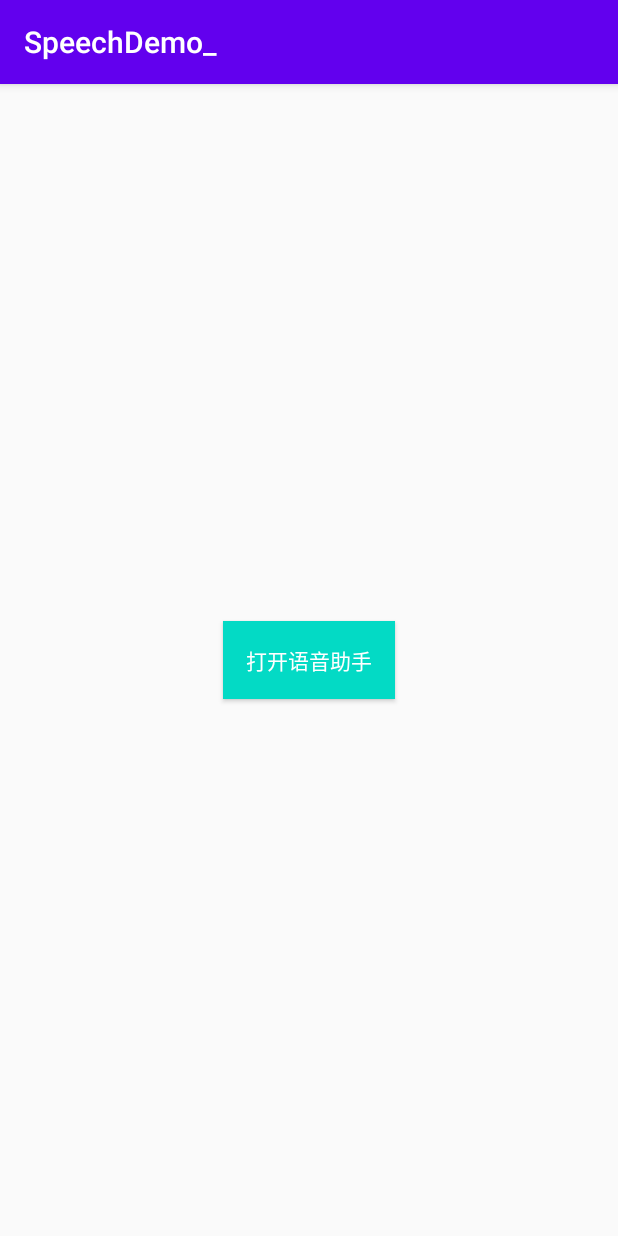
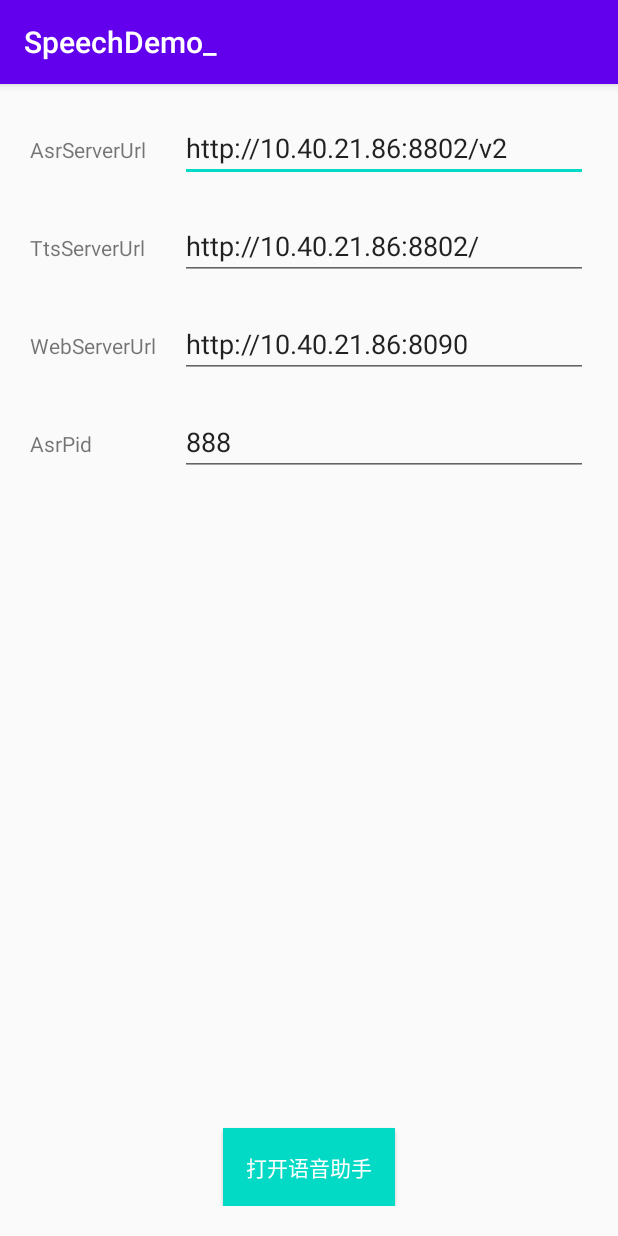
Before and after one commit to hezh-0617/SpeachDemo, an Android app: the screen it shows after launch (MainActivity), on a phone screen of 412 x 824 dp. Run offline under Robolectric (Android 15) with nearby library versions, the phone set to English and light mode, and no system bars; libraries missing offline, so code that uses them is left out: com.mjxx.speechlibsnative.

```diff
--- a/app/build.gradle
+++ b/app/build.gradle
@@ -30,7 +30,7 @@ dependencies {
     androidTestImplementation 'androidx.test.ext:junit:1.1.2'
     androidTestImplementation 'androidx.test.espresso:espresso-core:3.3.0'
 
-    implementation 'com.github.hezh-0617:MjxxSDK:native_1.0.4'
+    implementation 'com.github.hezh-0617:MjxxSDK:native_1.0.5'
 
 
 }
--- a/app/src/main/java/com/mjxx/speechdemo_/MainActivity.java
+++ b/app/src/main/java/com/mjxx/speechdemo_/MainActivity.java
@@ -4,9 +4,10 @@ import androidx.appcompat.app.AppCompatActivity;
 
 import android.os.Bundle;
 import android.view.View;
+import android.widget.EditText;
 
-import com.mjxx.speechlibsnative.mjxx.sdk.Config;
-import com.mjxx.speechlibsnative.mjxx.sdk.SpeechSDK;
+import com.mjxx.speechlibsnative.sdk.Config;
+import com.mjxx.speechlibsnative.sdk.SpeechSDK;
 
 public class MainActivity extends AppCompatActivity {
 
@@ -14,15 +15,22 @@ public class MainActivity extends AppCompatActivity {
     protected void onCreate(Bundle savedInstanceState) {
         super.onCreate(savedInstanceState);
         setContentView(R.layout.activity_main);
+
+        final EditText etAsrServerUrl= findViewById(R.id.etAsrServerUrl);
+        final EditText etTtsServerUrl= findViewById(R.id.etTtsServerUrl);
+        final EditText etWebServerUrl= findViewById(R.id.etWebServerUrl);
+        final EditText etAsrPid= findViewById(R.id.etAsrPid);
+
         findViewById(R.id.btnOpen).setOnClickListener(new View.OnClickListener() {
             @Override
             public void onClick(View v) {
                 Config config = new Config();
                 config.setShowLog(true);  //是否打印日志
                 //以下参数由服务方提供：
-                config.setAsrServerUrl("http://182.61.15.84:8090/v2"); // 语音识别服务器地址
-                config.setTtsServerUrl("http://182.61.15.84:8802/");  // 语音合成服务器地址
-                config.setWebServerUrl("http://47.106.235.8:8889/#/"); //web host
+                config.setAsrServerUrl(etAsrServerUrl.getText().toString()); // 语音识别服务器地址
+                config.setAsrPid(Integer.parseInt(etAsrPid.getText().toString()));  //选填，默认888
+                config.setTtsServerUrl(etTtsServerUrl.getText().toString());  // 语音合成服务器地址
+                config.setWebServerUrl(etWebServerUrl.getText().toString()); //web host
                 SpeechSDK.startSpeech(v.getContext(),config);
             }
         });
--- a/app/src/main/res/layout/activity_main.xml
+++ b/app/src/main/res/layout/activity_main.xml
@@ -4,19 +4,115 @@
     xmlns:tools="http://schemas.android.com/tools"
     android:layout_width="match_parent"
     android:layout_height="match_parent"
+    android:padding="20dp"
     tools:context=".MainActivity">
+
+    <LinearLayout
+        android:id="@+id/layout_asr_sever"
+        android:layout_width="match_parent"
+        android:layout_height="wrap_content"
+        android:orientation="horizontal"
+        app:layout_constraintTop_toTopOf="parent">
+
+        <TextView
+            android:layout_width="0dp"
+            android:layout_weight="1"
+            android:layout_height="wrap_content"
+            android:layout_marginEnd="10dp"
+            android:text="AsrServerUrl" />
+
+        <EditText
+            android:id="@+id/etAsrServerUrl"
+            android:layout_width="0dp"
+            android:layout_weight="3"
+            android:text="http://10.40.21.86:8802/v2"
+            android:layout_height="wrap_content"
+            app:layout_constraintTop_toTopOf="parent" />
+    </LinearLayout>
+
+    <LinearLayout
+        android:id="@+id/layout_tts_server"
+        android:layout_width="match_parent"
+        android:layout_height="wrap_content"
+        android:layout_marginTop="20dp"
+        android:orientation="horizontal"
+        app:layout_constraintTop_toBottomOf="@id/layout_asr_sever">
+
+        <TextView
+            android:layout_width="0dp"
+            android:layout_height="wrap_content"
+            android:layout_marginEnd="10dp"
+            android:layout_weight="1"
+            android:text="TtsServerUrl" />
+
+        <EditText
+            android:id="@+id/etTtsServerUrl"
+            android:layout_width="0dp"
+            android:layout_height="wrap_content"
+            android:layout_weight="3"
+            android:text="http://10.40.21.86:8802/"
+            app:layout_constraintTop_toTopOf="parent" />
+    </LinearLayout>
+
+    <LinearLayout
+        android:id="@+id/layout_web"
+        android:layout_width="match_parent"
+        android:layout_height="wrap_content"
+        android:layout_marginTop="20dp"
+        android:orientation="horizontal"
+        app:layout_constraintTop_toBottomOf="@id/layout_tts_server">
+
+        <TextView
+            android:layout_width="0dp"
+            android:layout_height="wrap_content"
+            android:layout_marginEnd="10dp"
+            android:layout_weight="1"
+            android:text="WebServerUrl" />
+
+        <EditText
+            android:id="@+id/etWebServerUrl"
+            android:layout_width="0dp"
+            android:layout_height="wrap_content"
+            android:text="http://10.40.21.86:8090"
+            android:layout_weight="3"
+            app:layout_constraintTop_toTopOf="parent" />
+    </LinearLayout>
+
+    <LinearLayout
+        android:layout_width="match_parent"
+        android:layout_height="wrap_content"
+        android:layout_marginTop="20dp"
+        android:orientation="horizontal"
+        app:layout_constraintTop_toBottomOf="@id/layout_web">
+
+        <TextView
+            android:layout_width="0dp"
+            android:layout_height="wrap_content"
+            android:layout_marginEnd="10dp"
+            android:layout_weight="1"
+            android:text="AsrPid" />
+
+        <EditText
+            android:id="@+id/etAsrPid"
+            android:layout_width="0dp"
+            android:layout_height="wrap_content"
+            android:inputType="number"
+            android:text="888"
+            android:layout_weight="3"
+            app:layout_constraintTop_toTopOf="parent" />
+    </LinearLayout>
+
 
     <Button
         android:id="@+id/btnOpen"
         android:layout_width="wrap_content"
         android:layout_height="wrap_content"
+        android:background="@color/colorAccent"
+        android:padding="15dp"
         android:text="打开语音助手"
+        android:textColor="#fff"
         app:layout_constraintBottom_toBottomOf="parent"
         app:layout_constraintLeft_toLeftOf="parent"
-        android:padding="15dp"
-        android:textColor="#fff"
-        android:background="@color/colorAccent"
-        app:layout_constraintRight_toRightOf="parent"
-        app:layout_constraintTop_toTopOf="parent" />
+        app:layout_constraintRight_toRightOf="parent" />
 
 </androidx.constraintlayout.widget.ConstraintLayout>
```
Also changed, not shown: 1 other file.
